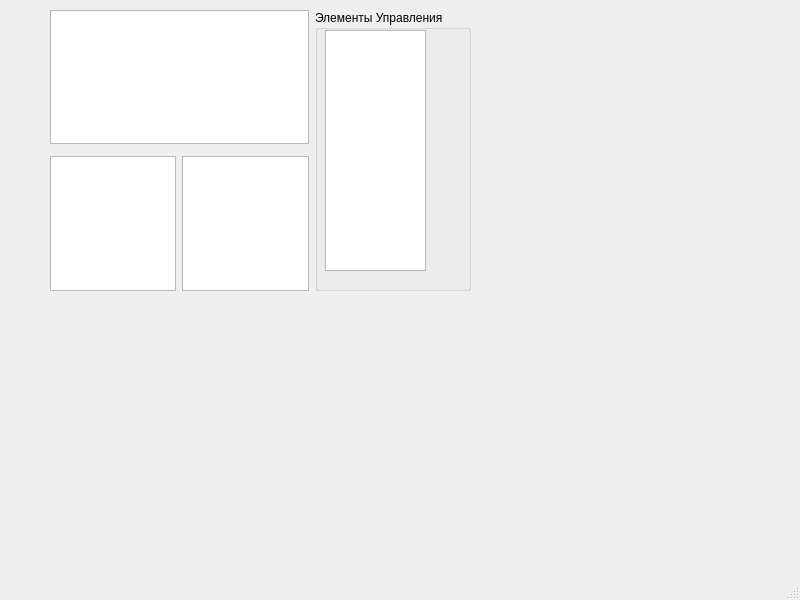
Above: mainwindow.ui from kkkhnovich/taskAgat before the change. Below: the same form after it.
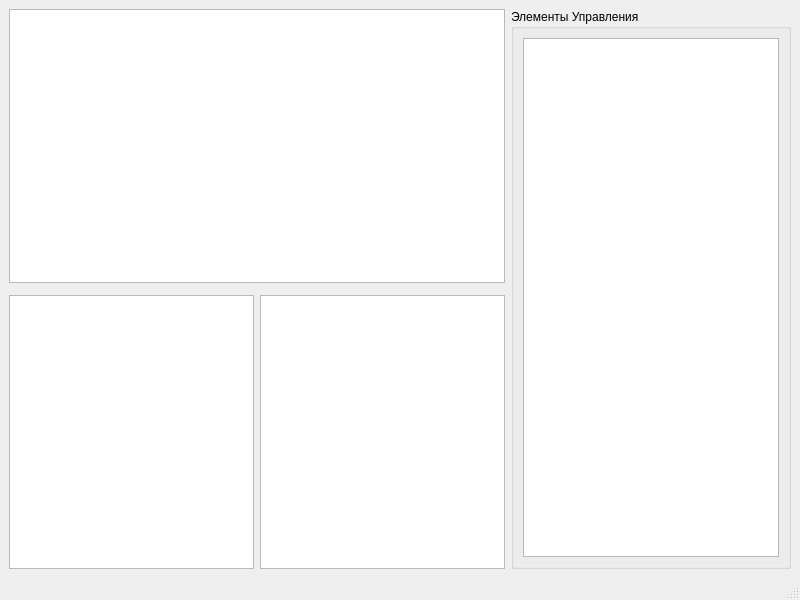
That is the form after the change. Custom widgets are drawn as their Qt base class.

Patch:
```diff
--- a/mainwindow.ui
+++ b/mainwindow.ui
@@ -13,45 +13,40 @@
   <property name="windowTitle">
    <string>MainWindow</string>
   </property>
-  <widget class="QWidget" name="centralwidget">
-   <widget class="QWidget" name="gridLayoutWidget">
-    <property name="geometry">
-     <rect>
-      <x>50</x>
-      <y>10</y>
-      <width>421</width>
-      <height>281</height>
-     </rect>
-    </property>
+  <widget class="QWidget" name="applicationField">
+   <layout class="QGridLayout" name="gridLayout_2">
+    <item row="0" column="0">
     <layout class="QGridLayout" name="gridLayout">
+      <item row="2" column="0">
+       <widget class="QListView" name="iconsOnSceneList"/>
+      </item>
      <item row="0" column="2" rowspan="3">
-      <widget class="QGroupBox" name="groupBox">
+       <widget class="QGroupBox" name="controlElements">
+        <property name="sizePolicy">
+         <sizepolicy hsizetype="Fixed" vsizetype="Expanding">
+          <horstretch>0</horstretch>
+          <verstretch>0</verstretch>
+         </sizepolicy>
+        </property>
        <property name="title">
         <string>Элементы Управления</string>
        </property>
-       <widget class="QListWidget" name="listWidget">
-        <property name="geometry">
-         <rect>
-          <x>10</x>
-          <y>20</y>
-          <width>101</width>
-          <height>241</height>
-         </rect>
-        </property>
-       </widget>
-      </widget>
-     </item>
-     <item row="2" column="0">
-      <widget class="QListView" name="listView"/>
+        <layout class="QVBoxLayout" name="verticalLayout">
+         <item>
+          <widget class="QListWidget" name="iconsList"/>
+         </item>
+        </layout>
+       </widget>
      </item>
      <item row="2" column="1">
       <widget class="QTableView" name="tableView"/>
      </item>
      <item row="0" column="0" colspan="2">
-      <widget class="CustomGraphicView" name="graphicsView"/>
-     </item>
-    </layout>
-   </widget>
+       <widget class="CustomGraphicView" name="iconsGraphics"/>
+      </item>
+     </layout>
+    </item>
+   </layout>
   </widget>
   <widget class="QMenuBar" name="menubar">
    <property name="geometry">
```
Left out of the diff: 6 changed lines with no effect on the pictures. Lines whose indentation alone changed are shown as unchanged.
